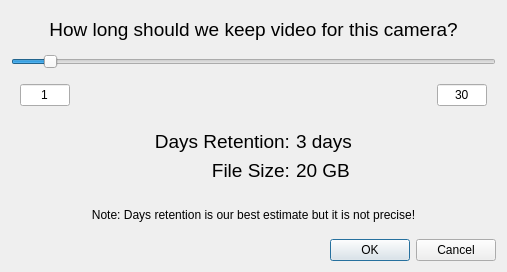
Before: the Qt Designer form revere/source/retention.ui in TroyDL/revere, drawn with Qt 5.
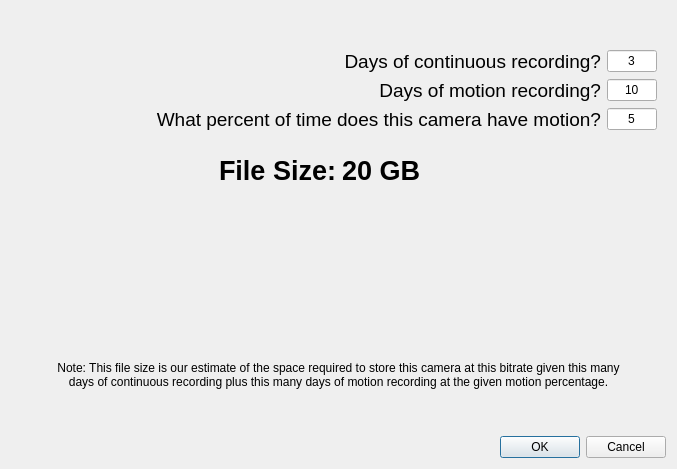
After: the same form once the commit is applied.

Diff of the .ui file:
```diff
--- a/revere/source/retention.ui
+++ b/revere/source/retention.ui
@@ -6,8 +6,8 @@
    <rect>
     <x>0</x>
     <y>0</y>
-    <width>507</width>
-    <height>272</height>
+    <width>677</width>
+    <height>469</height>
    </rect>
   </property>
   <property name="windowTitle">
@@ -15,34 +15,125 @@
   </property>
   <layout class="QVBoxLayout" name="verticalLayout">
    <item>
-    <widget class="QLabel" name="label">
-     <property name="font">
-      <font>
-       <pointsize>14</pointsize>
-      </font>
-     </property>
-     <property name="text">
-      <string>How long should we keep video for this camera?</string>
-     </property>
-     <property name="alignment">
-      <set>Qt::AlignCenter</set>
-     </property>
-    </widget>
-   </item>
-   <item>
-    <widget class="QSlider" name="retentionSlider">
-     <property name="minimum">
-      <number>1</number>
-     </property>
-     <property name="maximum">
-      <number>30</number>
-     </property>
-     <property name="value">
-      <number>3</number>
-     </property>
-     <property name="orientation">
-      <enum>Qt::Horizontal</enum>
-     </property>
+    <widget class="QWidget" name="widget_3" native="true">
+     <layout class="QGridLayout" name="gridLayout_2">
+      <item row="1" column="0">
+       <widget class="QLabel" name="label_2">
+        <property name="font">
+         <font>
+          <pointsize>14</pointsize>
+         </font>
+        </property>
+        <property name="text">
+         <string>Days of continuous recording?</string>
+        </property>
+        <property name="alignment">
+         <set>Qt::AlignRight|Qt::AlignTrailing|Qt::AlignVCenter</set>
+        </property>
+       </widget>
+      </item>
+      <item row="1" column="1">
+       <widget class="QLineEdit" name="daysContinuousRetention">
+        <property name="sizePolicy">
+         <sizepolicy hsizetype="Fixed" vsizetype="Fixed">
+          <horstretch>0</horstretch>
+          <verstretch>0</verstretch>
+         </sizepolicy>
+        </property>
+        <property name="maximumSize">
+         <size>
+          <width>50</width>
+          <height>16777215</height>
+         </size>
+        </property>
+        <property name="text">
+         <string>3</string>
+        </property>
+        <property name="alignment">
+         <set>Qt::AlignCenter</set>
+        </property>
+       </widget>
+      </item>
+      <item row="2" column="1">
+       <widget class="QLineEdit" name="daysMotionRetention">
+        <property name="maximumSize">
+         <size>
+          <width>50</width>
+          <height>16777215</height>
+         </size>
+        </property>
+        <property name="text">
+         <string>10</string>
+        </property>
+        <property name="alignment">
+         <set>Qt::AlignCenter</set>
+        </property>
+       </widget>
+      </item>
+      <item row="2" column="0">
+       <widget class="QLabel" name="label_7">
+        <property name="font">
+         <font>
+          <pointsize>14</pointsize>
+         </font>
+        </property>
+        <property name="text">
+         <string>Days of motion recording?</string>
+        </property>
+        <property name="alignment">
+         <set>Qt::AlignRight|Qt::AlignTrailing|Qt::AlignVCenter</set>
+        </property>
+       </widget>
+      </item>
+      <item row="3" column="1">
+       <widget class="QLineEdit" name="motionPercentageEstimate">
+        <property name="maximumSize">
+         <size>
+          <width>50</width>
+          <height>16777215</height>
+         </size>
+        </property>
+        <property name="text">
+         <string>5</string>
+        </property>
+        <property name="alignment">
+         <set>Qt::AlignCenter</set>
+        </property>
+       </widget>
+      </item>
+      <item row="3" column="0">
+       <widget class="QLabel" name="motionPercentageEstimateLabel">
+        <property name="font">
+         <font>
+          <pointsize>14</pointsize>
+         </font>
+        </property>
+        <property name="text">
+         <string>What percent of time does this camera have motion?</string>
+        </property>
+        <property name="alignment">
+         <set>Qt::AlignRight|Qt::AlignTrailing|Qt::AlignVCenter</set>
+        </property>
+       </widget>
+      </item>
+      <item row="0" column="0">
+       <widget class="QLabel" name="headingLabel">
+        <property name="font">
+         <font>
+          <pointsize>16</pointsize>
+          <weight>75</weight>
+          <bold>true</bold>
+         </font>
+        </property>
+        <property name="text">
+         <string/>
+        </property>
+        <property name="alignment">
+         <set>Qt::AlignCenter</set>
+        </property>
+       </widget>
+      </item>
+     </layout>
     </widget>
    </item>
    <item>
@@ -55,103 +146,12 @@
      </property>
      <layout class="QHBoxLayout" name="horizontalLayout">
       <item>
-       <widget class="QLineEdit" name="lineEdit">
-        <property name="sizePolicy">
-         <sizepolicy hsizetype="Fixed" vsizetype="Fixed">
-          <horstretch>0</horstretch>
-          <verstretch>0</verstretch>
-         </sizepolicy>
-        </property>
-        <property name="maximumSize">
-         <size>
-          <width>50</width>
-          <height>16777215</height>
-         </size>
-        </property>
-        <property name="text">
-         <string>1</string>
-        </property>
-        <property name="alignment">
-         <set>Qt::AlignCenter</set>
-        </property>
-        <property name="readOnly">
-         <bool>true</bool>
-        </property>
-       </widget>
-      </item>
-      <item>
-       <spacer name="horizontalSpacer">
-        <property name="orientation">
-         <enum>Qt::Horizontal</enum>
-        </property>
-        <property name="sizeHint" stdset="0">
-         <size>
-          <width>40</width>
-          <height>20</height>
-         </size>
-        </property>
-       </spacer>
-      </item>
-      <item>
-       <widget class="QLineEdit" name="maxDaysRetention">
-        <property name="sizePolicy">
-         <sizepolicy hsizetype="Fixed" vsizetype="Fixed">
-          <horstretch>0</horstretch>
-          <verstretch>0</verstretch>
-         </sizepolicy>
-        </property>
-        <property name="maximumSize">
-         <size>
-          <width>50</width>
-          <height>16777215</height>
-         </size>
-        </property>
-        <property name="text">
-         <string>30</string>
-        </property>
-        <property name="alignment">
-         <set>Qt::AlignCenter</set>
-        </property>
-       </widget>
-      </item>
-     </layout>
-    </widget>
-   </item>
-   <item alignment="Qt::AlignHCenter">
-    <widget class="QWidget" name="widget_2" native="true">
-     <layout class="QGridLayout" name="gridLayout">
-      <item row="0" column="0">
-       <widget class="QLabel" name="label_2">
-        <property name="font">
-         <font>
-          <pointsize>14</pointsize>
-         </font>
-        </property>
-        <property name="text">
-         <string>Days Retention:</string>
-        </property>
-        <property name="alignment">
-         <set>Qt::AlignRight|Qt::AlignTrailing|Qt::AlignVCenter</set>
-        </property>
-       </widget>
-      </item>
-      <item row="0" column="1">
-       <widget class="QLabel" name="numDaysLabel">
-        <property name="font">
-         <font>
-          <pointsize>14</pointsize>
-         </font>
-        </property>
-        <property name="text">
-         <string>3 days</string>
-        </property>
-       </widget>
-      </item>
-      <item row="1" column="0">
        <widget class="QLabel" name="label_3">
         <property name="font">
          <font>
-          <pointsize>14</pointsize>
+          <pointsize>20</pointsize>
+          <weight>75</weight>
+          <bold>true</bold>
          </font>
         </property>
         <property name="text">
@@ -162,11 +162,13 @@
         </property>
        </widget>
       </item>
-      <item row="1" column="1">
+      <item>
        <widget class="QLabel" name="fileSizeLabel">
         <property name="font">
          <font>
-          <pointsize>14</pointsize>
+          <pointsize>20</pointsize>
+          <weight>75</weight>
+          <bold>true</bold>
          </font>
         </property>
         <property name="text">
@@ -177,10 +179,16 @@
      </layout>
     </widget>
    </item>
+   <item alignment="Qt::AlignHCenter">
+    <widget class="QWidget" name="widget_2" native="true">
+     <layout class="QGridLayout" name="gridLayout"/>
+    </widget>
+   </item>
    <item>
     <widget class="QLabel" name="label_6">
      <property name="text">
-      <string>Note: Days retention is our best estimate but it is not precise!</string>
+      <string>Note: This file size is our estimate of the space required to store this camera at this bitrate given this many
+days of continuous recording plus this many days of motion recording at the given motion percentage.</string>
      </property>
      <property name="alignment">
       <set>Qt::AlignCenter</set>
```
